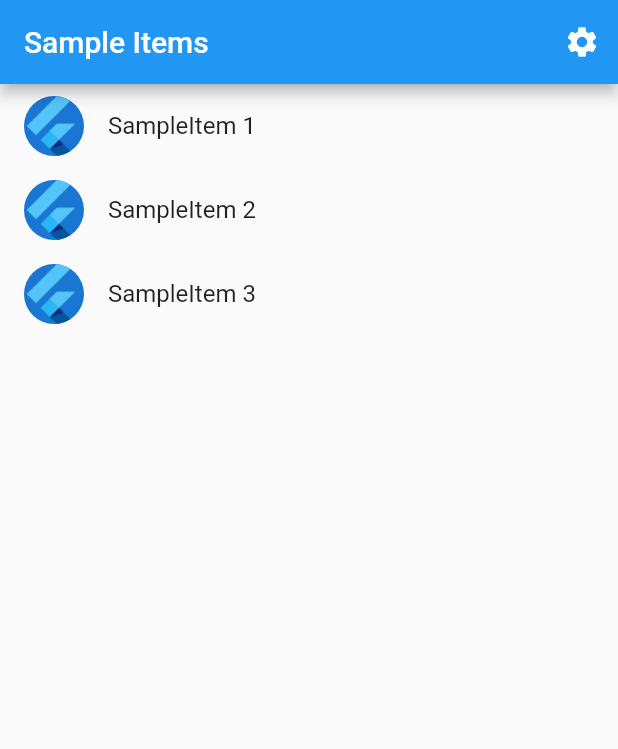
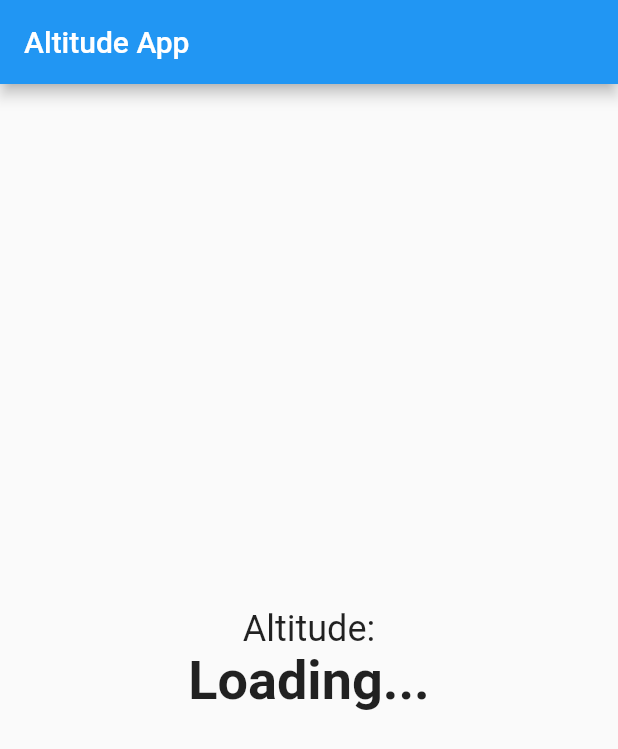
Before and after one commit to evertonschuster/altitude_tracker, a Flutter app: the screen it shows after launch, on a phone screen of 412 x 824 dp. Shown: the top 749 px of the screen. Run offline on Flutter 3.47's test engine with Material 2 defaults, Android fonts, the light colour scheme and no system bars; our stand-ins replace location; generated files the repository leaves out were written again.

```diff
--- a/lib/main.dart
+++ b/lib/main.dart
@@ -1,20 +1,91 @@
 import 'package:flutter/material.dart';
+import 'package:location/location.dart';
 
-import 'src/app.dart';
-import 'src/settings/settings_controller.dart';
-import 'src/settings/settings_service.dart';
+void main() => runApp(MyApp());
 
-void main() async {
-  // Set up the SettingsController, which will glue user settings to multiple
-  // Flutter Widgets.
-  final settingsController = SettingsController(SettingsService());
+class MyApp extends StatelessWidget {
+    const MyApp({
+    super.key
+  });
 
-  // Load the user's preferred theme while the splash screen is displayed.
-  // This prevents a sudden theme change when the app is first displayed.
-  await settingsController.loadSettings();
 
-  // Run the app and pass in the SettingsController. The app listens to the
-  // SettingsController for changes, then passes it further down to the
-  // SettingsView.
-  runApp(MyApp(settingsController: settingsController));
+
+  @override
+  Widget build(BuildContext context) {
+    return MaterialApp(
+      title: 'Altitude Tracker',
+      theme: ThemeData(
+        primarySwatch: Colors.blue,
+      ),
+      home: AltitudePage(),
+    );
+  }
 }
+
+class AltitudePage extends StatefulWidget {
+  @override
+  _AltitudePageState createState() => _AltitudePageState();
+}
+
+class _AltitudePageState extends State<AltitudePage> {
+  LocationData? _locationData;
+  double? _altitude;
+
+  @override
+  void initState() {
+    super.initState();
+    _getCurrentLocation();
+  }
+
+  Future<void> _getCurrentLocation() async {
+    final location = Location();
+    bool serviceEnabled;
+    PermissionStatus permissionGranted;
+
+    serviceEnabled = await location.serviceEnabled();
+    if (!serviceEnabled) {
+      serviceEnabled = await location.requestService();
+      if (!serviceEnabled) {
+        return;
+      }
+    }
+
+    permissionGranted = await location.hasPermission();
+    if (permissionGranted == PermissionStatus.denied) {
+      permissionGranted = await location.requestPermission();
+      if (permissionGranted != PermissionStatus.granted) {
+        return;
+      }
+    }
+
+    final currentLocation = await location.getLocation();
+    setState(() {
+      _locationData = currentLocation;
+      _altitude = currentLocation.altitude;
+    });
+  }
+
+  @override
+  Widget build(BuildContext context) {
+    return Scaffold(
+      appBar: AppBar(
+        title: Text('Altitude App'),
+      ),
+      body: Center(
+        child: Column(
+          mainAxisAlignment: MainAxisAlignment.center,
+          children: <Widget>[
+            Text(
+              'Altitude:',
+              style: TextStyle(fontSize: 24),
+            ),
+            Text(
+              _altitude != null ? '$_altitude meters' : 'Loading...',
+              style: TextStyle(fontSize: 36, fontWeight: FontWeight.bold),
+            )
+          ],
+        ),
+      ),
+    );
+  }
+}
--- a/pubspec.yaml
+++ b/pubspec.yaml
@@ -14,6 +14,7 @@ dependencies:
     sdk: flutter
   flutter_localizations:
     sdk: flutter
+  location: ^5.0.0
 
 dev_dependencies:
   flutter_test:
```
Also changed, not shown: docs/Icones e imagens/005a9061-3929-438f-b1f7-07b6da2c38b1.png (added), docs/Icones e imagens/1ac8c50c-7a94-4972-9151-bdff9579531c.png (added), docs/Icones e imagens/4017de85-cc44-4428-ae2f-2de7531e2ac7.png (added), docs/Icones e imagens/481fecb4-ab10-446c-9c86-e4e57b35a925.png (added), docs/Icones e imagens/7e3a018e-2be6-46bc-a8d9-875cedc403ce.png (added), docs/Icones e imagens/7f261b0f-0e04-43f6-925f-e04c29226270.png (added), docs/Icones e imagens/7fbf426b-dce6-4a84-a7df-12ec2afa48e1.png (added), docs/Icones e imagens/943651d8-1859-4660-8be0-791e13942dd2 (1).png (added), docs/Icones e imagens/943651d8-1859-4660-8be0-791e13942dd2.png (added), docs/Icones e imagens/bed58184-748e-4665-896a-e455b580fc61.png (added), docs/Icones e imagens/c5659d30-e589-448d-8b3f-a76a67ab8455.png (added), docs/Icones e imagens/de3140d1-4e78-4b06-95ba-e92fd167e69c.png (added), docs/Icones e imagens/e4254771-25fb-4c8b-bed3-057b1a42af01.png (added), docs/Icones e imagens/e7900995-854b-4ca4-9bd0-3bd4a3778d43.png (added), 2 more files, 12 other files.
